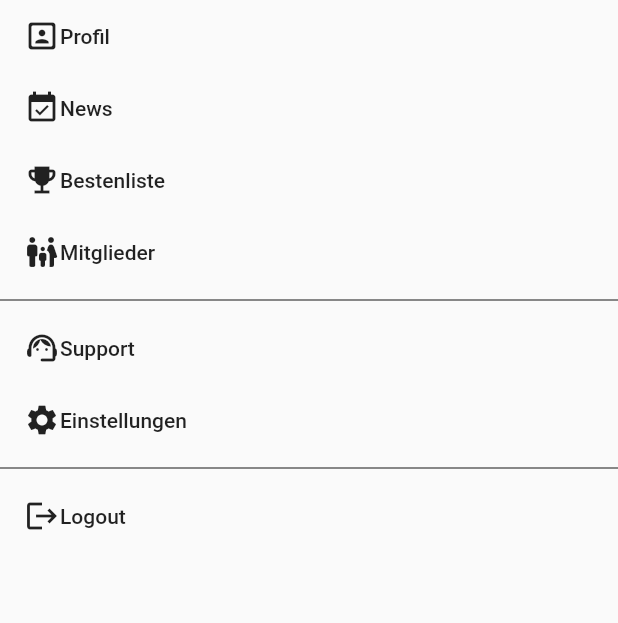
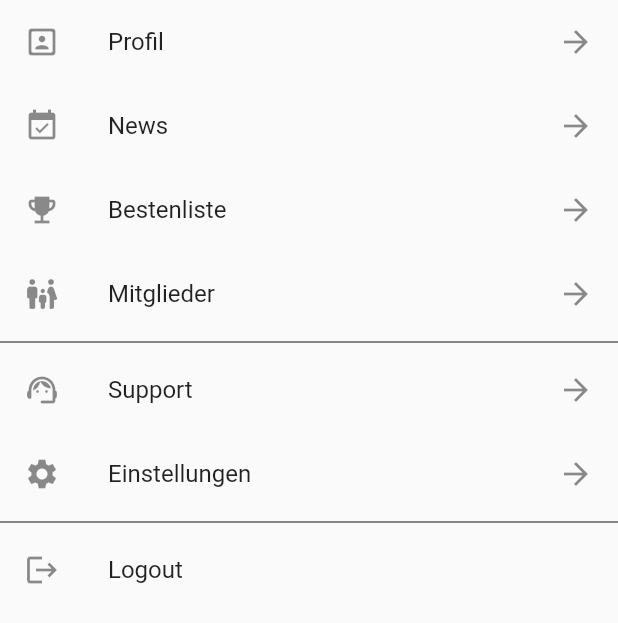
Before and after one commit to vmarch/DartsClub, a Flutter app: the DrawerMenu widget shown alone on an empty page, opened directly, on a phone screen of 412 x 824 dp. Shown: the top 623 px of the screen. Run offline on Flutter 3.47's test engine with Material 2 defaults, Android fonts, the phone set to English and light mode, and no system bars.

Commit message:
Person Profil Screen created.

```diff
--- a/lib/app_drawer.dart
+++ b/lib/app_drawer.dart
@@ -1,6 +1,8 @@
 import 'package:flutter/material.dart';
 import 'package:test_flutter_app/person.dart';
-import 'package:test_flutter_app/staff_activity.dart';
+import 'package:test_flutter_app/screens/screen_profil.dart';
+import 'package:test_flutter_app/screens/screen_staff.dart';
+import 'package:test_flutter_app/screens/screen_main.dart';
 
 class AppDrawer extends Drawer {
   final Person person;
@@ -42,7 +44,7 @@ class DrawerHeader extends StatelessWidget {
       children: [
         Image.asset('drawer_header.jpg'),
         const SizedBox(
-          height: 45.0,
+          height: 40.0,
         ),
         Text(
           person.firstName,
@@ -72,103 +74,77 @@ class DrawerMenu extends StatelessWidget {
   Widget build(BuildContext context) {
     return Column(
       children: [
-        MaterialButton(
-          onPressed: () {
-            // Navigator.push(
-            //   context,
-            //   MaterialPageRoute(
-            //       builder: (context) => const StaffActivity()),
-            // );
-          },
-          child: Row(
-            children: [
-              const Icon(Icons.portrait_rounded),
-              const Text('Profil'),
-            ],
-          ),
-        ),
-        MaterialButton(
-          onPressed: () {
-            // Navigator.push(
-            //   context,
-            //   MaterialPageRoute(
-            //       builder: (context) => const StaffActivity()),
-            // );
-          },
-          child: Row(
-            children: [const Icon(Icons.event_available), const Text('News')],
-          ),
-        ),
-        MaterialButton(
-          onPressed: () {
-            // Navigator.push(
-            //   context,
-            //   MaterialPageRoute(
-            //       builder: (context) => const StaffActivity()),
-            // );
-          },
-          child: Row(
-            children: [
-              const Icon(Icons.emoji_events),
-              const Text('Bestenliste')
-            ],
-          ),
-        ),
-        MaterialButton(
-          onPressed: () {
-            // Navigator.push(
-            //   context,
-            //   MaterialPageRoute(
-            //       builder: (context) => const StaffActivity()),
-            // );
-          },
-          child: Row(
-            children: [
-              const Icon(Icons.family_restroom_rounded),
-              const Text('Mitglieder')
-            ],
-          ),
-        ),
-        setDivider(),
-        MaterialButton(
-          onPressed: () {
+        ListTile(
+          title: const Text('Profil'),
+          leading: const Icon(Icons.portrait_rounded),
+          trailing: const Icon(Icons.arrow_forward),
+          onTap: () {
             Navigator.push(
               context,
-              MaterialPageRoute(builder: (context) => const StaffActivity()),
+              MaterialPageRoute(builder: (context) => const UserProfilScreen()),
             );
           },
-          child: Row(
-            children: [
-              const Icon(Icons.support_agent_rounded),
-              const Text('Support'),
-            ],
-          ),
         ),
-        MaterialButton(
-          onPressed: () {
-            // Navigator.push(
-            //   context,
-            //   MaterialPageRoute(
-            //       builder: (context) => const StaffActivity()),
-            // );
+
+        ListTile(
+          title: const Text('News'),
+          leading: const Icon(Icons.event_available),
+          trailing: const Icon(Icons.arrow_forward),
+          onTap: () {
+            Navigator.pop(context);
           },
-          child: Row(
-            children: [const Icon(Icons.settings), const Text('Einstellungen')],
-          ),
         ),
+
+        ListTile(
+          title: const Text('Bestenliste'),
+          leading: const Icon(Icons.emoji_events),
+          trailing: const Icon(Icons.arrow_forward),
+          onTap: () {
+            Navigator.pop(context);
+          },
+        ),
+
+        ListTile(
+          title: const Text('Mitglieder'),
+          leading: const Icon(Icons.family_restroom_rounded),
+          trailing: const Icon(Icons.arrow_forward),
+          onTap: () {
+            Navigator.pop(context);
+          },
+        ),
+
         setDivider(),
-        MaterialButton(
-          onPressed: () {
-            // Navigator.push(
-            //   context,
-            //   MaterialPageRoute(
-            //       builder: (context) => const StaffActivity()
-            //       ),
-            // );
+
+//Go to StaffActivity
+
+        ListTile(
+          title: const Text('Support'),
+          leading: const Icon(Icons.support_agent_rounded),
+          trailing: const Icon(Icons.arrow_forward),
+          onTap: () {
+            Navigator.push(
+              context,
+              MaterialPageRoute(builder: (context) => const StaffScreen()),
+            );
           },
-          child: Row(
-            children: [const Icon(Icons.logout), const Text('Logout')],
-          ),
+        ),
+
+        ListTile(
+          title: const Text('Einstellungen'),
+          leading: const Icon(Icons.settings),
+          trailing: const Icon(Icons.arrow_forward),
+          onTap: () {
+            Navigator.pop(context);
+          },
+        ),
+
+        setDivider(),
+        ListTile(
+          title: const Text('Logout'),
+          leading: const Icon(Icons.logout),
+          onTap: () {
+            Navigator.pop(context);
+          },
         ),
       ],
     );
@@ -177,7 +153,7 @@ class DrawerMenu extends StatelessWidget {
 
 Divider setDivider() {
   return Divider(
-    height: 16.0,
+    height: 8.0,
     thickness: 1.0,
     color: Colors.grey[700],
   );
--- a/lib/person.dart
+++ b/lib/person.dart
@@ -1,4 +1,6 @@
 class Person {
+
+
 String firstName = 'Manfred';
 String surName = 'Mustermann';
 // String urlPhoto = 'https://images.pexels.com/users/avatars/42311/david-bares-816.jpeg?auto=compress&fit=crop&h=256&w=256';
--- a/lib/main_activity.dart
+++ b/lib/screens/screen_main.dart
@@ -1,12 +1,12 @@
 
 import 'package:flutter/material.dart';
 
-import 'app_drawer.dart';
-import 'news_item.dart';
-import 'person.dart';
+import '../app_drawer.dart';
+import '../news_item.dart';
+import '../person.dart';
 
-class MainActivity extends StatelessWidget {
-  const MainActivity( {Key? key}) : super(key: key);
+class MainScreen extends StatelessWidget {
+  const MainScreen( {Key? key}) : super(key: key);
 
   @override
   Widget build(BuildContext context) {
--- a/lib/staff_activity.dart
+++ b/lib/screens/screen_staff.dart
@@ -1,10 +1,10 @@
 import 'package:flutter/material.dart';
-import 'app_drawer.dart';
-import 'person.dart';
-import 'staff_list.dart';
+import '../app_drawer.dart';
+import '../person.dart';
+import '../staff_list.dart';
 
-class StaffActivity extends StatelessWidget {
-  const StaffActivity({Key? key}) : super(key: key);
+class StaffScreen extends StatelessWidget {
+  const StaffScreen({Key? key}) : super(key: key);
 
   @override
   Widget build(BuildContext context) {
```
Also changed, not shown: lib/main.dart (+7 -5 lines), lib/model_staff.dart (added, +20 -0 lines), lib/naw_drawer.dart (deleted, +0 -65 lines), lib/screens/screen_profil.dart (added, +132 -0 lines), lib/person_list.dart (deleted).
